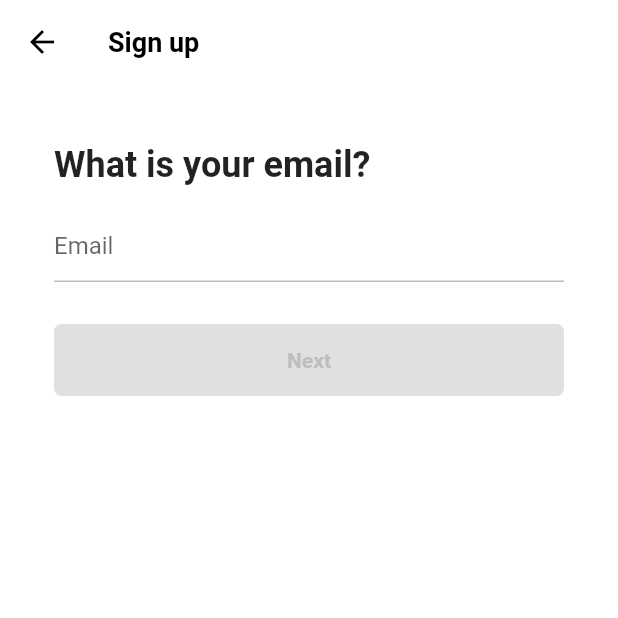
After one commit to seo081225/tiktok_clone, a Flutter app: the EmailScreen screen opened directly, on a phone screen of 412 x 824 dp, the top half of it. The commit adds this screen. Run offline on Flutter 3.47's test engine with Material 2 defaults, Android fonts, the phone set to English and light mode, and no system bars; our stand-ins replace font_awesome_flutter.

Commit message:
#4.5 FormButton

```diff
--- /dev/null
+++ b/lib/features/authentication/email_screen.dart
@@ -0,0 +1,82 @@
+import 'package:flutter/material.dart';
+import 'package:tiktok_clone_2023/constants/gaps.dart';
+import 'package:tiktok_clone_2023/constants/sizes.dart';
+import 'package:tiktok_clone_2023/features/authentication/widgets/form_button.dart';
+
+class EmailScreen extends StatefulWidget {
+  const EmailScreen({super.key});
+
+  @override
+  State<EmailScreen> createState() => _EmailScreenState();
+}
+
+class _EmailScreenState extends State<EmailScreen> {
+  final TextEditingController _usernameController = TextEditingController();
+
+  String _username = "";
+
+  @override
+  void initState() {
+    super.initState();
+    _usernameController.addListener(() {
+      setState(() {
+        _username = _usernameController.text;
+      });
+    });
+  }
+
+  @override
+  void dispose() {
+    _usernameController.dispose();
+    super.dispose();
+  }
+
+  @override
+  Widget build(BuildContext context) {
+    return Scaffold(
+      appBar: AppBar(
+        title: const Text(
+          "Sign up",
+        ),
+      ),
+      body: Padding(
+        padding: const EdgeInsets.symmetric(
+          horizontal: Sizes.size36,
+        ),
+        child: Column(
+          crossAxisAlignment: CrossAxisAlignment.start,
+          children: [
+            Gaps.v40,
+            const Text(
+              "What is your email?",
+              style: TextStyle(
+                fontSize: Sizes.size24,
+                fontWeight: FontWeight.w700,
+              ),
+            ),
+            Gaps.v16,
+            TextField(
+              controller: _usernameController,
+              decoration: InputDecoration(
+                hintText: "Email",
+                enabledBorder: UnderlineInputBorder(
+                  borderSide: BorderSide(
+                    color: Colors.grey.shade400,
+                  ),
+                ),
+                focusedBorder: UnderlineInputBorder(
+                  borderSide: BorderSide(
+                    color: Colors.grey.shade400,
+                  ),
+                ),
+              ),
+              cursorColor: Theme.of(context).primaryColor,
+            ),
+            Gaps.v28,
+            FormButton(disabled: _username.isEmpty),
+          ],
+        ),
+      ),
+    );
+  }
+}
--- /dev/null
+++ b/lib/features/authentication/widgets/form_button.dart
@@ -0,0 +1,40 @@
+import 'package:flutter/material.dart';
+import 'package:tiktok_clone_2023/constants/sizes.dart';
+
+class FormButton extends StatelessWidget {
+  const FormButton({
+    super.key,
+    required this.disabled,
+  });
+
+  final bool disabled;
+
+  @override
+  Widget build(BuildContext context) {
+    return FractionallySizedBox(
+      widthFactor: 1,
+      child: AnimatedContainer(
+        padding: const EdgeInsets.symmetric(
+          vertical: Sizes.size16,
+        ),
+        decoration: BoxDecoration(
+          borderRadius: BorderRadius.circular(Sizes.size5),
+          color:
+              disabled ? Colors.grey.shade300 : Theme.of(context).primaryColor,
+        ),
+        duration: const Duration(milliseconds: 500),
+        child: AnimatedDefaultTextStyle(
+          duration: const Duration(milliseconds: 500),
+          style: TextStyle(
+            color: disabled ? Colors.grey.shade400 : Colors.white,
+            fontWeight: FontWeight.w600,
+          ),
+          child: const Text(
+            'Next',
+            textAlign: TextAlign.center,
+          ),
+        ),
+      ),
+    );
+  }
+}
```
Also changed, not shown: lib/features/authentication/username_screen.dart (+20 -22 lines).
